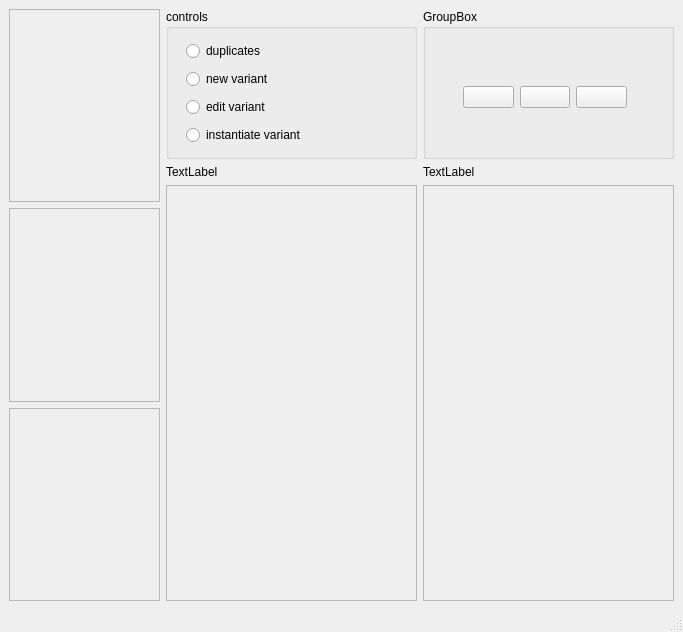
Above: BehaviourEditor/ui_behaviour_linker_editor.ui from heinz-preisig/ProMo-packages-OntologyBuilder before the change. Below: the same form after it.
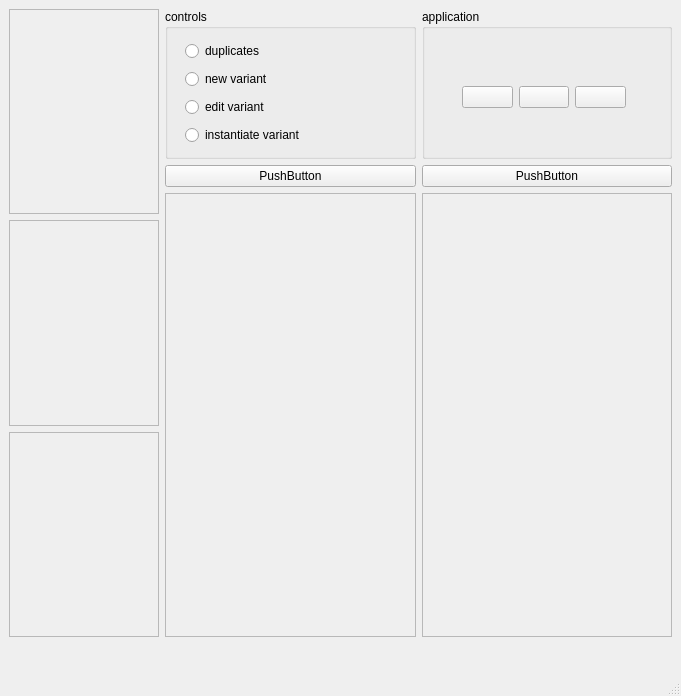
That is the form after the change.

Commit message: continue on equation linker

```diff
--- a/BehaviourEditor/ui_behaviour_linker_editor.ui
+++ b/BehaviourEditor/ui_behaviour_linker_editor.ui
@@ -6,8 +6,8 @@
    <rect>
     <x>0</x>
     <y>0</y>
-    <width>683</width>
-    <height>632</height>
+    <width>681</width>
+    <height>696</height>
    </rect>
   </property>
   <property name="windowTitle">
@@ -80,9 +80,9 @@
        </widget>
       </item>
       <item>
-       <widget class="QLabel" name="labelLeft">
+       <widget class="QPushButton" name="pushButtonLeft">
         <property name="text">
-         <string>TextLabel</string>
+         <string>PushButton</string>
         </property>
        </widget>
       </item>
@@ -97,7 +97,7 @@
            <x>0</x>
            <y>0</y>
            <width>247</width>
-           <height>409</height>
+           <height>437</height>
           </rect>
          </property>
         </widget>
@@ -117,8 +117,8 @@
           <rect>
            <x>0</x>
            <y>0</y>
-           <width>147</width>
-           <height>191</height>
+           <width>146</width>
+           <height>203</height>
           </rect>
          </property>
         </widget>
@@ -134,8 +134,8 @@
           <rect>
            <x>0</x>
            <y>0</y>
-           <width>147</width>
-           <height>190</height>
+           <width>146</width>
+           <height>202</height>
           </rect>
          </property>
         </widget>
@@ -151,8 +151,8 @@
           <rect>
            <x>0</x>
            <y>0</y>
-           <width>147</width>
-           <height>191</height>
+           <width>146</width>
+           <height>203</height>
           </rect>
          </property>
         </widget>
@@ -177,7 +177,7 @@
          </size>
         </property>
         <property name="title">
-         <string>GroupBox</string>
+         <string>application</string>
         </property>
         <widget class="QWidget" name="gridLayoutWidget">
          <property name="geometry">
@@ -241,9 +241,9 @@
        </widget>
       </item>
       <item>
-       <widget class="QLabel" name="labelRight">
+       <widget class="QPushButton" name="pushButtonRight">
         <property name="text">
-         <string>TextLabel</string>
+         <string>PushButton</string>
         </property>
        </widget>
       </item>
@@ -260,8 +260,8 @@
           <rect>
            <x>0</x>
            <y>0</y>
-           <width>247</width>
-           <height>409</height>
+           <width>246</width>
+           <height>437</height>
           </rect>
          </property>
         </widget>
@@ -271,7 +271,19 @@
     </item>
    </layout>
   </widget>
-  <widget class="QStatusBar" name="statusbar"/>
+  <widget class="QStatusBar" name="statusbar">
+   <property name="minimumSize">
+    <size>
+     <width>0</width>
+     <height>50</height>
+    </size>
+   </property>
+   <property name="font">
+    <font>
+     <pointsize>12</pointsize>
+    </font>
+   </property>
+  </widget>
  </widget>
  <resources/>
  <connections/>
```
Left out of the diff: 6 changed lines with no effect on the pictures. The commit also changes 2 other files.
